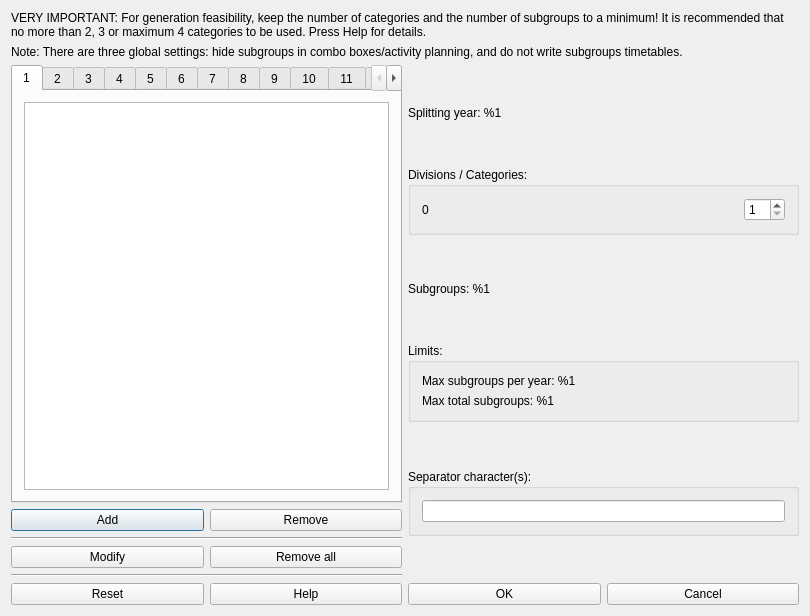
Above: fet/src/interface/splityearform_template.ui from vonmecheln/fet before the change. Below: the same form after it.
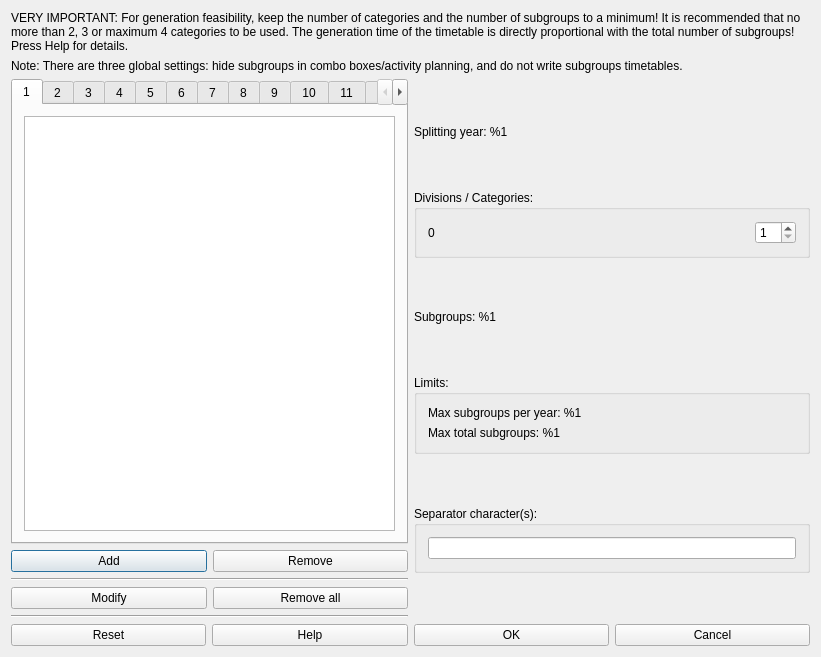
That is the form after the change.

What changed in the file:
```diff
--- a/fet/src/interface/splityearform_template.ui
+++ b/fet/src/interface/splityearform_template.ui
@@ -6,8 +6,8 @@
    <rect>
     <x>0</x>
     <y>0</y>
-    <width>810</width>
-    <height>616</height>
+    <width>821</width>
+    <height>657</height>
    </rect>
   </property>
   <property name="windowTitle">
@@ -23,7 +23,7 @@
       </sizepolicy>
      </property>
      <property name="text">
-      <string>VERY IMPORTANT: For generation feasibility, keep the number of categories and the number of subgroups to a minimum! It is recommended that no more than 2, 3 or maximum 4 categories to be used. Press Help for details.</string>
+      <string>VERY IMPORTANT: For generation feasibility, keep the number of categories and the number of subgroups to a minimum! It is recommended that no more than 2, 3 or maximum 4 categories to be used. The generation time of the timetable is directly proportional with the total number of subgroups! Press Help for details.</string>
      </property>
      <property name="wordWrap">
       <bool>true</bool>
```
